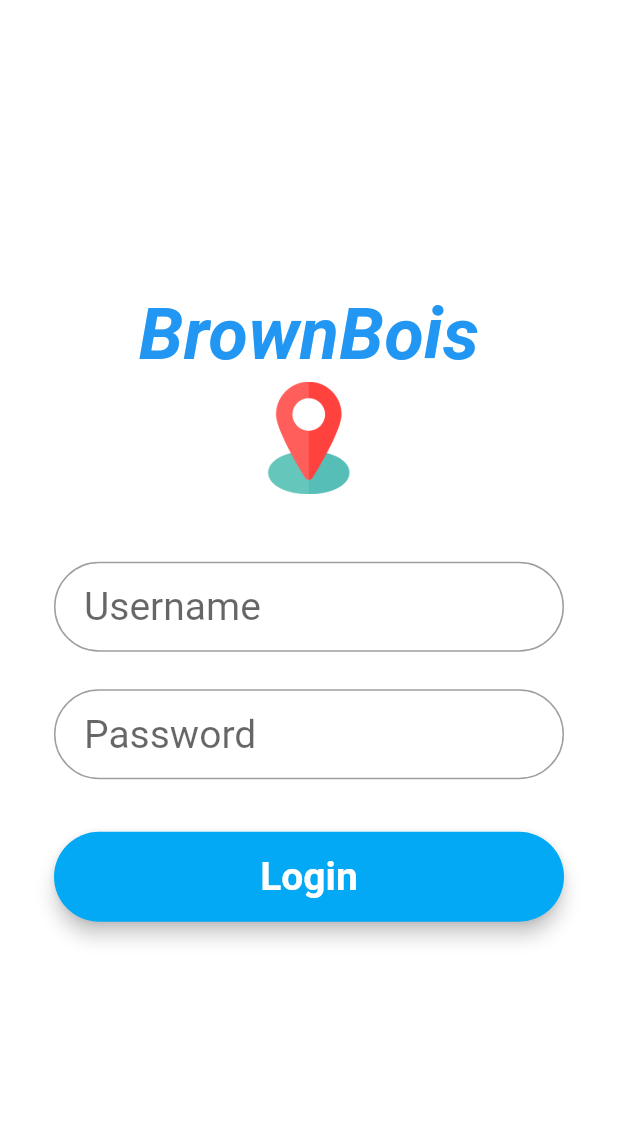
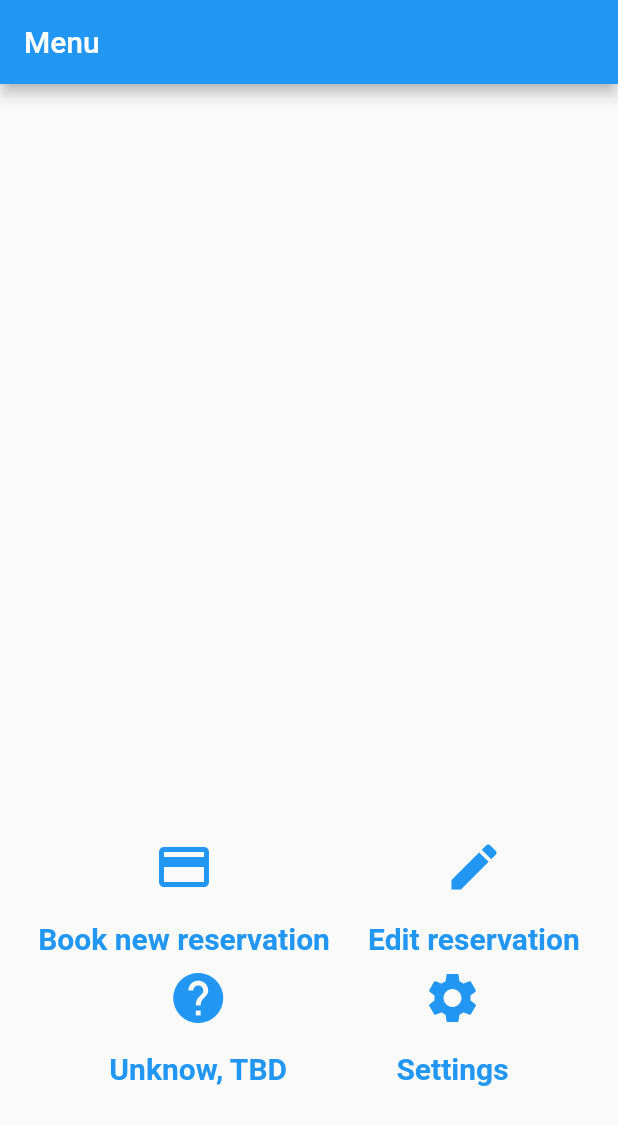
Before and after one commit to bhattadi/Hotel-Automation, a Flutter app: the screen it shows after launch, after a tap on "Login", on a phone screen of 412 x 824 dp. Shown: the top 1125 px of the screen. Run offline on Flutter 3.47's test engine with Material 2 defaults, Android fonts, the phone set to English and light mode, and no system bars; Roboto replaces fonts that are missing (Montserrat).

Commit message:
Made some changes to go to next page. Need to make better menu, need to go to prev page, need to have secure login

```diff
--- a/lib/main.dart
+++ b/lib/main.dart
@@ -14,40 +14,55 @@ class HotelAutomation extends StatelessWidget {
         theme: ThemeData(
           primarySwatch: Colors.blue,
         ),
-      home: MyHomePage(title: 'Flutter Login')
-    );
+        home: MyHomePage(title: 'Flutter Login'));
   }
 }
 
 class MyHomePage extends StatefulWidget {
   MyHomePage({Key key, this.title});
+
   final String title;
+
   @override
   _MyHomePageState createState() => _MyHomePageState();
 }
 
-class _MyHomePageState extends State<MyHomePage>
-{
+class _MyHomePageState extends State<MyHomePage> {
+  final myControllerUsername = TextEditingController();
+  final myControllerPassword = TextEditingController();
+  final String _tempUserName = "BrownBoi";
+  final String _tempPassword = "123";
   TextStyle style = TextStyle(fontFamily: 'Montserrat', fontSize: 26);
 
   @override
-  Widget build(BuildContext context)
-  {
+  void dispose() {
+    myControllerPassword.dispose();
+    myControllerUsername.dispose();
+    super.dispose();
+  }
+
+  void validate() {}
+
+  Widget build(BuildContext context) {
     final userNameField = TextField(
+        controller: myControllerUsername,
         obscureText: false,
         style: style,
         decoration: InputDecoration(
             contentPadding: EdgeInsets.fromLTRB(20, 15, 20, 15),
             hintText: 'Username',
-        border: OutlineInputBorder(borderRadius: BorderRadius.circular(32))));
+            border:
+            OutlineInputBorder(borderRadius: BorderRadius.circular(32))));
 
     final passwordField = TextField(
+        controller: myControllerPassword,
         obscureText: true,
         style: style,
         decoration: InputDecoration(
             contentPadding: EdgeInsets.fromLTRB(20, 15, 20, 15),
             hintText: 'Password',
-        border: OutlineInputBorder(borderRadius: BorderRadius.circular(32))));
+            border:
+            OutlineInputBorder(borderRadius: BorderRadius.circular(32))));
 
     final loginButton = Material(
         elevation: 5.0,
@@ -56,11 +71,20 @@ class _MyHomePageState extends State<MyHomePage>
         child: MaterialButton(
             minWidth: MediaQuery.of(context).size.width,
             padding: EdgeInsets.fromLTRB(20, 15, 20, 15),
-        onPressed: (){},
+            onPressed: () {
+              setState(() {
+                //if(myControllerUsername.text == _tempUserName && myControllerPassword == _tempPassword) {
+                Navigator.push(
+                  context,
+                  MaterialPageRoute(builder: (context) => NextScreen()),
+                );
+                //}
+              });
+            },
             child: Text('Login',
                 textAlign: TextAlign.center,
-                    style: style.copyWith(color: Colors.white,
-                    fontWeight: FontWeight.bold))));
+                style: style.copyWith(
+                    color: Colors.white, fontWeight: FontWeight.bold))));
 
     return Scaffold(
       body: Center(
@@ -75,12 +99,11 @@ class _MyHomePageState extends State<MyHomePage>
                 SizedBox(
                     height: 60,
                     child: Text('BrownBois',
-                              style: TextStyle(fontSize: 48,
+                        style: TextStyle(
+                            fontSize: 48,
                             color: Colors.blue,
                             fontStyle: FontStyle.italic,
-                                                fontWeight: FontWeight.bold)
-                  )
-                ),
+                            fontWeight: FontWeight.bold))),
                 SizedBox(
                   height: 75,
                   child: Image.asset(
@@ -103,3 +126,144 @@ class _MyHomePageState extends State<MyHomePage>
     );
   }
 }
+
+class NextScreen extends StatelessWidget {
+  @override
+  Widget build(BuildContext context) {
+    final title = 'Menu';
+
+    void chooseNextPage(String lab) {
+      if(lab == "Book new reservation") {
+        Navigator.push(
+          context,
+          MaterialPageRoute(builder: (context) => bookingPage()),
+        );
+      }
+      else if(lab == "Edit reservation") {
+        Navigator.push(
+          context,
+          MaterialPageRoute(builder: (context) => editBookingPage()),
+        );
+      }
+      else if(lab == "Settings") {
+        Navigator.push(
+          context,
+          MaterialPageRoute(builder: (context) => settingPage()),
+        );
+      }
+
+    }
+
+    Column _buildIcon(Color color, IconData icon, String label) {
+      return Column(
+        mainAxisSize: MainAxisSize.min,
+        mainAxisAlignment: MainAxisAlignment.center,
+        children: [
+          IconButton(
+            icon: Icon(icon),
+            color: Colors.blue,
+            iconSize: 40,
+            onPressed: () {
+              chooseNextPage(label);
+            },
+          ),
+          Container(
+            margin: EdgeInsets.only(top: 8),
+            child: Text(
+              label,
+              style: TextStyle(
+                fontSize: 20,
+                fontWeight: FontWeight.bold,
+                color: color,
+              ),
+            ),
+          )
+        ],
+      );
+    }
+
+    Widget topRow = Container(
+      child: Row(
+        mainAxisAlignment: MainAxisAlignment.spaceEvenly,
+        children: [
+          _buildIcon(Colors.blue, Icons.credit_card, "Book new reservation"),
+          _buildIcon(Colors.blue, Icons.edit, "Edit reservation"),
+        ],
+      ),
+    );
+
+    Widget bottomRow = Container(
+      child: Row(
+        mainAxisAlignment: MainAxisAlignment.spaceEvenly,
+        children: [
+          _buildIcon(Colors.blue, Icons.help, "Unknow, TBD"),
+          _buildIcon(Colors.blue, Icons.settings, "Settings"),
+        ],
+      ),
+    );
+
+    return MaterialApp(
+      title: title,
+      home: Scaffold(
+        appBar: AppBar(
+          title: Text(title),
+//          actions: <Widget>[
+//            Center(
+//              child:Container(
+//                child:IconButton(
+//                icon: Icon(Icons.arrow_back), onPressed: (){},
+//                ),
+//                alignment: Alignment(0,0),
+//              ),
+//            ),
+//          ],
+        ),
+        body: Container(
+          margin: EdgeInsets.only(bottom: 100),
+          child: Column(
+            crossAxisAlignment: CrossAxisAlignment.center,
+            mainAxisSize: MainAxisSize.max,
+            mainAxisAlignment: MainAxisAlignment.end,
+            children: [
+              topRow,
+              bottomRow,
+            ],
+          ),
+        ),
+      ),
+    );
+  }
+}
+
+//class Body extends StatelessWidget {
+//  @override
+//  Widget build(BuildContext context) {
+//    return Align(
+//      alignment: Alignment.bottomCenter,
+//      child: Column(
+//
+//      ),
+//    );
+//  }
+//}
+
+class bookingPage extends StatelessWidget {
+  @override
+  Widget build(BuildContext context) {
+    return Container();
+  }
+}
+
+class editBookingPage extends StatelessWidget {
+  @override
+  Widget build(BuildContext context) {
+    return Container();
+  }
+}
+
+class settingPage extends StatelessWidget {
+  @override
+  Widget build(BuildContext context) {
+    return Container();
+  }
+}
```
Lines whose indentation alone changed are shown as unchanged.
